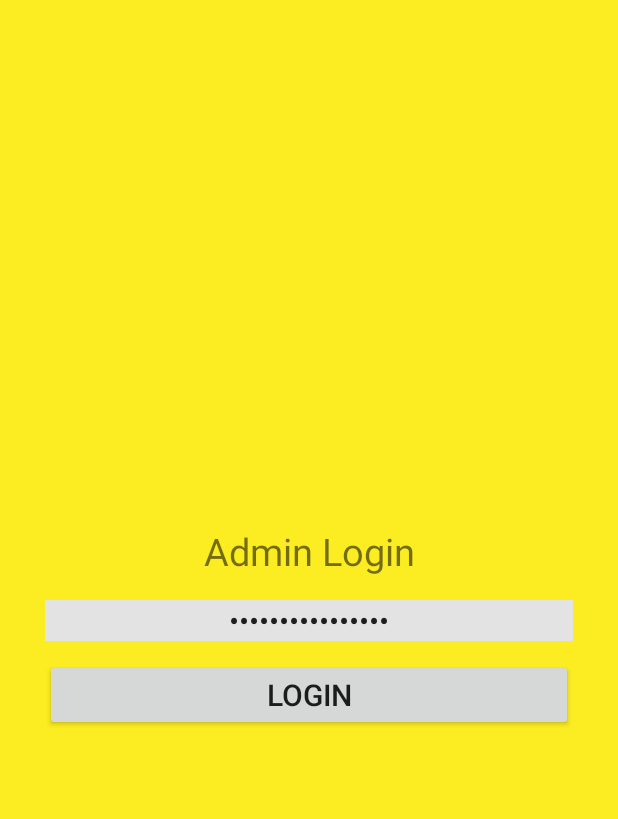
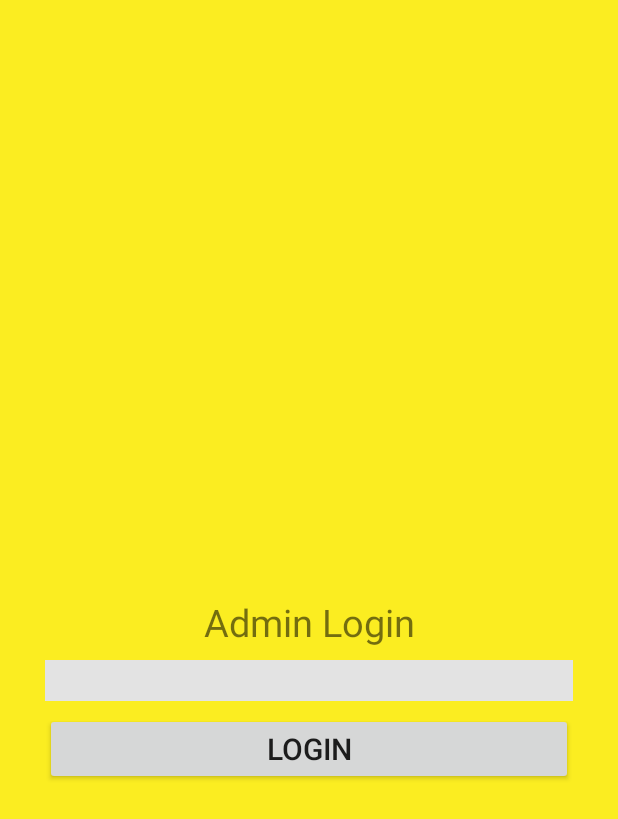
Before and after one commit to MichaelAldous/StudyPlanner, an Android app: the ActivityAdmin screen opened directly, with no data from a screen before it, on a phone screen of 412 x 824 dp. Shown: the top 819 px of the screen. Run offline under Robolectric (Android 15) with nearby library versions, the phone set to English and light mode, and no system bars.

Commit message:
Admin password fixed
Added admin password stuff

```diff
--- a/app/src/main/java/com/example/maldo/studyplanner/ActivityAdmin.java
+++ b/app/src/main/java/com/example/maldo/studyplanner/ActivityAdmin.java
@@ -5,6 +5,8 @@ import android.os.Bundle;
 import android.support.v7.app.AppCompatActivity;
 import android.view.View;
 import android.widget.Button;
+import android.widget.EditText;
+import android.widget.Toast;
 
 public class ActivityAdmin extends AppCompatActivity {
     @Override
@@ -12,16 +14,22 @@ public class ActivityAdmin extends AppCompatActivity {
         super.onCreate(savedInstanceState);
         setContentView(R.layout.activity_admin);
 
+        final String password = "WinITDMP01";
 
+        final EditText pwInput = (EditText) findViewById(R.id.passwordInput);
         Button loginButton = findViewById(R.id.buttonLogin);
 
         //onClick listener for cake button, passes cake recipes to new intent
         loginButton.setOnClickListener(new View.OnClickListener() {
             @Override
             public void onClick(View view) {
-                Intent intent = new Intent(ActivityAdmin.this, ActivityEditor.class);
-                startActivity(intent);
+                if(pwInput.getText().toString().equals(password)) {
+                    Intent intent = new Intent(ActivityAdmin.this, ActivityEditor.class);
+                    startActivity(intent);
+                } else {
+                    Toast.makeText(getApplicationContext(),"Invalid Password",Toast.LENGTH_LONG).show();
             }
+         }
         });
     }
 }
--- a/app/src/main/res/layout/activity_admin.xml
+++ b/app/src/main/res/layout/activity_admin.xml
@@ -11,14 +11,14 @@
         android:id="@+id/textView2"
         android:layout_width="0dp"
         android:layout_height="wrap_content"
+        android:layout_marginBottom="8dp"
+        android:layout_marginEnd="30dp"
         android:layout_marginStart="30dp"
         android:layout_marginTop="13dp"
-        android:layout_marginEnd="30dp"
-        android:layout_marginBottom="15dp"
         android:text="Admin Login"
         android:textAlignment="center"
         android:textSize="25sp"
-        app:layout_constraintBottom_toTopOf="@+id/editText3"
+        app:layout_constraintBottom_toBottomOf="parent"
         app:layout_constraintEnd_toEndOf="parent"
         app:layout_constraintStart_toStartOf="parent"
         app:layout_constraintTop_toTopOf="parent"
@@ -28,30 +28,29 @@
         android:id="@+id/buttonLogin"
         android:layout_width="0dp"
         android:layout_height="wrap_content"
+        android:layout_marginEnd="30dp"
         android:layout_marginStart="30dp"
-        android:layout_marginEnd="30dp"
+        android:layout_marginTop="8dp"
         android:text="Login"
         android:textSize="20sp"
-        app:layout_constraintBottom_toBottomOf="parent"
         app:layout_constraintEnd_toEndOf="parent"
         app:layout_constraintStart_toStartOf="parent"
-        app:layout_constraintTop_toBottomOf="@+id/editText3" />
+        app:layout_constraintTop_toBottomOf="@+id/passwordInput" />
 
     <EditText
-        android:id="@+id/editText3"
+        android:id="@+id/passwordInput"
         android:layout_width="0dp"
         android:layout_height="wrap_content"
+        android:layout_marginEnd="30dp"
         android:layout_marginStart="30dp"
-        android:layout_marginEnd="30dp"
-        android:layout_marginBottom="12dp"
+        android:layout_marginTop="8dp"
         android:background="#e3e3e3"
         android:ems="10"
         android:inputType="textPassword"
-        android:text="aaaaaaaaaaaaaaaa"
         android:textAlignment="center"
         android:textSize="20sp"
-        app:layout_constraintBottom_toTopOf="@+id/buttonLogin"
         app:layout_constraintEnd_toEndOf="parent"
+        app:layout_constraintHorizontal_bias="0.0"
         app:layout_constraintStart_toStartOf="parent"
         app:layout_constraintTop_toBottomOf="@+id/textView2" />
 </android.support.constraint.ConstraintLayout>
```
